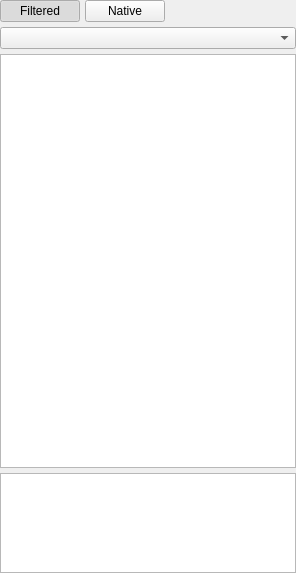
testmana2/mks, file v2/branches/dev/monkey/src/xupmanager/gui/XUPProjectManager.ui: the form before one commit.
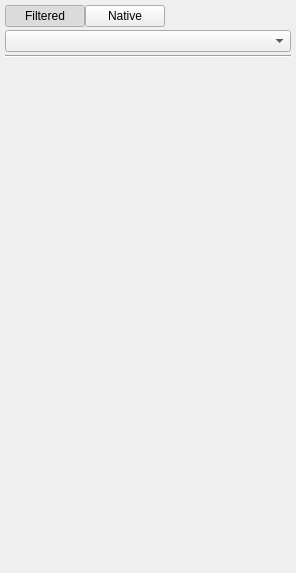
The form after the commit. Icons and pictures are not drawn. Custom widgets are drawn as their Qt base class.

Commit message: Rework some dock ui. Fix a bug with the styles action group

Patch:
```diff
--- a/v2/branches/dev/monkey/src/xupmanager/gui/XUPProjectManager.ui
+++ b/v2/branches/dev/monkey/src/xupmanager/gui/XUPProjectManager.ui
@@ -15,19 +15,19 @@
   <property name="windowTitle" >
    <string>Projects</string>
   </property>
-  <widget class="QWidget" name="wCentral" >
-   <layout class="QVBoxLayout" name="verticalLayout_3" >
-    <property name="spacing" >
+  <widget class="QWidget" name="wCentral">
+   <layout class="QVBoxLayout" name="verticalLayout_3">
+    <property name="spacing">
+     <number>3</number>
+    </property>
+    <property name="margin">
      <number>5</number>
     </property>
-    <property name="margin" >
-     <number>0</number>
-    </property>
     <item>
-     <widget class="QWidget" native="1" name="wDebug" >
-      <layout class="QHBoxLayout" name="horizontalLayout" >
-       <property name="spacing" >
-        <number>5</number>
+     <widget class="QWidget" name="wDebug" native="true">
+      <layout class="QHBoxLayout" name="horizontalLayout">
+       <property name="spacing">
+        <number>0</number>
        </property>
        <property name="margin" >
         <number>0</number>
@@ -75,24 +75,74 @@
      <widget class="QComboBox" name="cbProjects" />
     </item>
     <item>
-     <widget class="QStackedWidget" name="swPages" >
-      <widget class="QWidget" name="wFiltered" >
-       <layout class="QVBoxLayout" name="verticalLayout" >
-        <property name="spacing" >
-         <number>5</number>
+     <widget class="Line" name="line">
+      <property name="orientation">
+       <enum>Qt::Horizontal</enum>
+      </property>
+     </widget>
+    </item>
+    <item>
+     <widget class="QStackedWidget" name="swPages">
+      <property name="currentIndex">
+       <number>0</number>
+      </property>
+      <widget class="QWidget" name="wFiltered">
+       <layout class="QVBoxLayout" name="verticalLayout">
+        <property name="spacing">
+         <number>0</number>
         </property>
         <property name="margin" >
          <number>0</number>
         </property>
         <item>
-         <widget class="QTreeView" name="tvFiltered" >
-          <property name="contextMenuPolicy" >
+         <widget class="QTreeView" name="tvFiltered">
+          <property name="palette">
+           <palette>
+            <active>
+             <colorrole role="Base">
+              <brush brushstyle="SolidPattern">
+               <color alpha="0">
+                <red>255</red>
+                <green>255</green>
+                <blue>255</blue>
+               </color>
+              </brush>
+             </colorrole>
+            </active>
+            <inactive>
+             <colorrole role="Base">
+              <brush brushstyle="SolidPattern">
+               <color alpha="0">
+                <red>255</red>
+                <green>255</green>
+                <blue>255</blue>
+               </color>
+              </brush>
+             </colorrole>
+            </inactive>
+            <disabled>
+             <colorrole role="Base">
+              <brush brushstyle="SolidPattern">
+               <color alpha="255">
+                <red>255</red>
+                <green>255</green>
+                <blue>255</blue>
+               </color>
+              </brush>
+             </colorrole>
+            </disabled>
+           </palette>
+          </property>
+          <property name="contextMenuPolicy">
            <enum>Qt::CustomContextMenu</enum>
           </property>
-          <property name="uniformRowHeights" >
-           <bool>true</bool>
+          <property name="frameShape">
+           <enum>QFrame::NoFrame</enum>
           </property>
-          <property name="allColumnsShowFocus" >
+          <property name="frameShadow">
+           <enum>QFrame::Plain</enum>
+          </property>
+          <property name="uniformRowHeights">
            <bool>true</bool>
           </property>
           <property name="headerHidden" >
@@ -141,6 +191,49 @@
         <height>100</height>
        </size>
       </property>
+      <property name="palette">
+       <palette>
+        <active>
+         <colorrole role="Base">
+          <brush brushstyle="SolidPattern">
+           <color alpha="0">
+            <red>255</red>
+            <green>255</green>
+            <blue>255</blue>
+           </color>
+          </brush>
+         </colorrole>
+        </active>
+        <inactive>
+         <colorrole role="Base">
+          <brush brushstyle="SolidPattern">
+           <color alpha="0">
+            <red>255</red>
+            <green>255</green>
+            <blue>255</blue>
+           </color>
+          </brush>
+         </colorrole>
+        </inactive>
+        <disabled>
+         <colorrole role="Base">
+          <brush brushstyle="SolidPattern">
+           <color alpha="255">
+            <red>255</red>
+            <green>255</green>
+            <blue>255</blue>
+           </color>
+          </brush>
+         </colorrole>
+        </disabled>
+       </palette>
+      </property>
+      <property name="frameShape">
+       <enum>QFrame::NoFrame</enum>
+      </property>
+      <property name="frameShadow">
+       <enum>QFrame::Plain</enum>
+      </property>
      </widget>
     </item>
    </layout>
```
Left out of the diff: 123 changed lines with no effect on the pictures. The commit also changes 4 other files.
